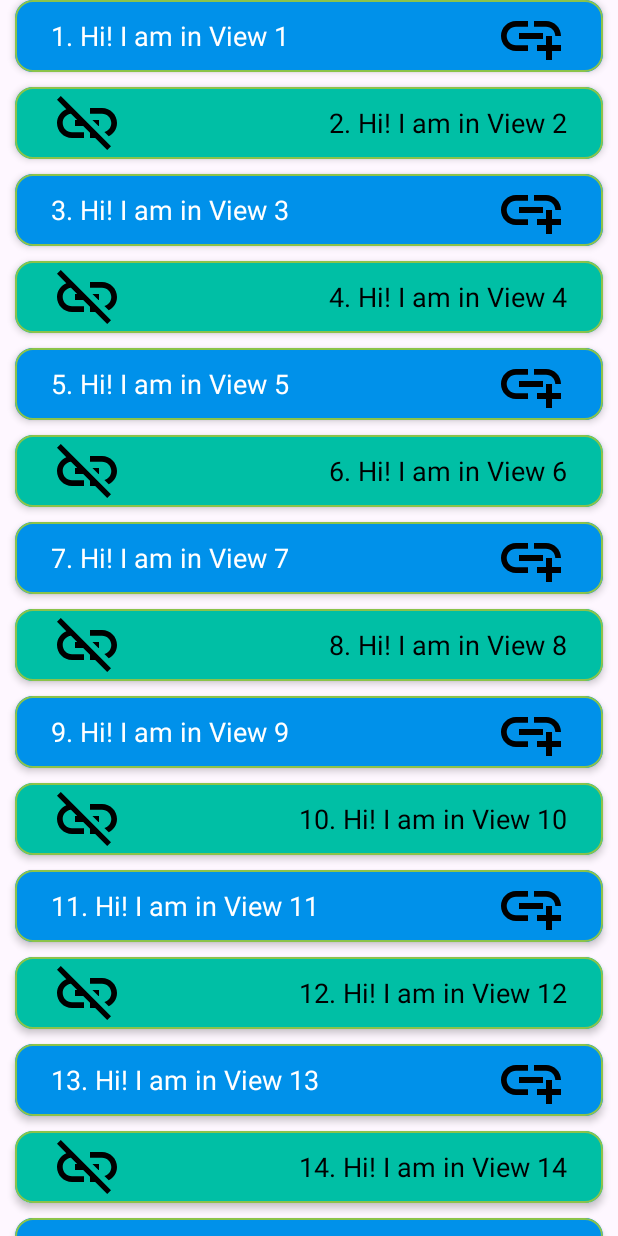
After one commit to mhshaheen/AndroidWidgetApp, an Android app: the RVViewTypeActivity screen opened directly, with no data from a screen before it, on a phone screen of 412 x 824 dp. The commit adds this screen. Run offline under Robolectric (Android 15) with nearby library versions, the phone set to English and light mode, and no system bars; our stand-ins replace AdMob; pictures from the network do not load.

Commit message:
recyclerview view type added

```diff
--- a/app/src/main/AndroidManifest.xml
+++ b/app/src/main/AndroidManifest.xml
@@ -16,13 +16,13 @@
         android:theme="@style/Theme.AndroidWidgetApp"
         android:usesCleartextTraffic="true"
         tools:targetApi="31">
-
-
+        <activity
+            android:name=".recyclerViewViewType.RVViewTypeActivity"
+            android:exported="false" />
         <!-- Sample AdMob app ID: ca-app-pub-3940256099942544~3347511713 -->
         <meta-data
             android:name="com.google.android.gms.ads.APPLICATION_ID"
             android:value="ca-app-pub-3940256099942544~3347511713" />
-
 
         <activity
             android:name=".ads.AdActivity"
--- a/app/src/main/java/com/example/androidwidgetapp/MainActivity.kt
+++ b/app/src/main/java/com/example/androidwidgetapp/MainActivity.kt
@@ -10,6 +10,7 @@ import com.example.androidwidgetapp.databinding.ActivityMainBinding
 import com.example.androidwidgetapp.googleBilling.GoogleBillingActivity
 import com.example.androidwidgetapp.interfaces.GenericInterfaceListener
 import com.example.androidwidgetapp.recyclerView.RecyclerViewActivity
+import com.example.androidwidgetapp.recyclerViewViewType.RVViewTypeActivity
 
 class MainActivity : AppCompatActivity() {
 
@@ -33,7 +34,7 @@ class MainActivity : AppCompatActivity() {
             "Recycler View",
             "Google Billing",
             "Ad",
-            "Recycler View 4",
+            "Recycler View View Type",
             "Recycler View 5",
             "Recycler View 6",
             "Recycler View 7",
@@ -65,6 +66,7 @@ class MainActivity : AppCompatActivity() {
             "Recycler View" -> { startActivity(Intent(this@MainActivity, RecyclerViewActivity::class.java)) }
             "Google Billing" -> { startActivity(Intent(this@MainActivity, GoogleBillingActivity::class.java)) }
             "Ad" -> { startActivity(Intent(this@MainActivity, AdActivity::class.java)) }
+            "Recycler View View Type" -> { startActivity(Intent(this@MainActivity, RVViewTypeActivity::class.java)) }
         }
     }
 }
--- /dev/null
+++ b/app/src/main/java/com/example/androidwidgetapp/recyclerViewViewType/DataSource.kt
@@ -0,0 +1,3 @@
+package com.example.androidwidgetapp.recyclerViewViewType
+
+data class DataSource(val viewType: Int, val textData: String)
--- /dev/null
+++ b/app/src/main/java/com/example/androidwidgetapp/recyclerViewViewType/RVViewTypeActivity.kt
@@ -0,0 +1,77 @@
+package com.example.androidwidgetapp.recyclerViewViewType
+
+import android.os.Bundle
+import androidx.appcompat.app.AppCompatActivity
+import androidx.recyclerview.widget.LinearLayoutManager
+import com.example.androidwidgetapp.databinding.ActivityRvviewTypeBinding
+
+class RVViewTypeActivity : AppCompatActivity() {
+
+    private lateinit var binding: ActivityRvviewTypeBinding
+    override fun onCreate(savedInstanceState: Bundle?) {
+        super.onCreate(savedInstanceState)
+        binding = ActivityRvviewTypeBinding.inflate(layoutInflater)
+        setContentView(binding.root)
+
+        init()
+    }
+
+    private fun init() {
+        val dataList = ArrayList<DataSource>()
+
+        dataList.add(DataSource(RVViewTypeAdapter.VIEW_TYPE_ONE, "1. Hi! I am in View 1"))
+        dataList.add(DataSource(RVViewTypeAdapter.VIEW_TYPE_TWO, "2. Hi! I am in View 2"))
+        dataList.add(DataSource(RVViewTypeAdapter.VIEW_TYPE_ONE, "3. Hi! I am in View 3"))
+        dataList.add(DataSource(RVViewTypeAdapter.VIEW_TYPE_TWO, "4. Hi! I am in View 4"))
+        dataList.add(DataSource(RVViewTypeAdapter.VIEW_TYPE_ONE, "5. Hi! I am in View 5"))
+        dataList.add(DataSource(RVViewTypeAdapter.VIEW_TYPE_TWO, "6. Hi! I am in View 6"))
+        dataList.add(DataSource(RVViewTypeAdapter.VIEW_TYPE_ONE, "7. Hi! I am in View 7"))
+        dataList.add(DataSource(RVViewTypeAdapter.VIEW_TYPE_TWO, "8. Hi! I am in View 8"))
+        dataList.add(DataSource(RVViewTypeAdapter.VIEW_TYPE_ONE, "9. Hi! I am in View 9"))
+        dataList.add(DataSource(RVViewTypeAdapter.VIEW_TYPE_TWO, "10. Hi! I am in View 10"))
+        dataList.add(DataSource(RVViewTypeAdapter.VIEW_TYPE_ONE, "11. Hi! I am in View 11"))
+        dataList.add(DataSource(RVViewTypeAdapter.VIEW_TYPE_TWO, "12. Hi! I am in View 12"))
+        dataList.add(DataSource(RVViewTypeAdapter.VIEW_TYPE_ONE, "13. Hi! I am in View 13"))
+        dataList.add(DataSource(RVViewTypeAdapter.VIEW_TYPE_TWO, "14. Hi! I am in View 14"))
+        dataList.add(DataSource(RVViewTypeAdapter.VIEW_TYPE_ONE, "15. Hi! I am in View 15"))
+        dataList.add(DataSource(RVViewTypeAdapter.VIEW_TYPE_TWO, "16. Hi! I am in View 16"))
+        dataList.add(DataSource(RVViewTypeAdapter.VIEW_TYPE_ONE, "17. Hi! I am in View 17"))
+        dataList.add(DataSource(RVViewTypeAdapter.VIEW_TYPE_TWO, "18. Hi! I am in View 18"))
+        dataList.add(DataSource(RVViewTypeAdapter.VIEW_TYPE_ONE, "19. Hi! I am in View 19"))
+        dataList.add(DataSource(RVViewTypeAdapter.VIEW_TYPE_TWO, "20. Hi! I am in View 20"))
+        dataList.add(DataSource(RVViewTypeAdapter.VIEW_TYPE_ONE, "21. Hi! I am in View 21"))
+
+        val adapter = RVViewTypeAdapter(this, dataList)
+        binding.rvList.layoutManager = LinearLayoutManager(this)
+        binding.rvList.adapter = adapter
+
+
+//        binding.rvList.layoutManager = LinearLayoutManager(this, LinearLayoutManager.VERTICAL, false)
+//        binding.rvList.adapter = rvViewTypeAdapter
+
+        val itemList = listOf(
+            "Item 1",
+            "Item 2",
+            "Item 3",
+            "Item 4",
+            "Item 5",
+            "Item 6",
+            "Item 7",
+            "Item 8",
+            "Item 9",
+            "Item 10",
+            "Item 11",
+            "Item 12",
+            "Item 13",
+            "Item 14",
+            "Item 15",
+            "Item 16",
+            "Item 17",
+            "Item 18",
+            "Item 19",
+            "Item 20"
+        )
+
+        //rvViewTypeAdapter.setData(itemList)
+    }
+}
--- /dev/null
+++ b/app/src/main/java/com/example/androidwidgetapp/recyclerViewViewType/RVViewTypeAdapter.kt
@@ -0,0 +1,69 @@
+package com.example.androidwidgetapp.recyclerViewViewType
+
+import android.content.Context
+import android.view.LayoutInflater
+import android.view.ViewGroup
+import androidx.recyclerview.widget.RecyclerView
+import com.example.androidwidgetapp.databinding.RvViewItemOneBinding
+import com.example.androidwidgetapp.databinding.RvViewItemTwoBinding
+
+class RVViewTypeAdapter(private val context: Context, private val list: ArrayList<DataSource>) :
+    RecyclerView.Adapter<RecyclerView.ViewHolder>() {
+
+    inner class ViewHolderOne(val bindingRVOne: RvViewItemOneBinding) :
+        RecyclerView.ViewHolder(bindingRVOne.root) {
+        fun bindRVOne(position: Int) {
+            val recyclerViewModel = list[position]
+            bindingRVOne.textView.text = recyclerViewModel.textData
+        }
+    }
+
+    inner class ViewHolderTwo(val bindingRVTwo: RvViewItemTwoBinding) :
+        RecyclerView.ViewHolder(bindingRVTwo.root) {
+        fun bindRVTwo(position: Int) {
+            val recyclerViewModel = list[position]
+            bindingRVTwo.textView.text = recyclerViewModel.textData
+        }
+    }
+
+    override fun onCreateViewHolder(parent: ViewGroup, viewType: Int): RecyclerView.ViewHolder {
+
+        return if (viewType == VIEW_TYPE_ONE) {
+            ViewHolderOne(
+                RvViewItemOneBinding.inflate(
+                    LayoutInflater.from(parent.context),
+                    parent,
+                    false
+                )
+            )
+        } else {
+            ViewHolderTwo(
+                RvViewItemTwoBinding.inflate(
+                    LayoutInflater.from(parent.context),
+                    parent,
+                    false
+                )
+            )
+        }
+
+    }
+
+    override fun onBindViewHolder(holder: RecyclerView.ViewHolder, position: Int) {
+        if (list[position].viewType == VIEW_TYPE_ONE) {
+            (holder as ViewHolderOne).bindRVOne(position)
+        } else {
+            (holder as ViewHolderTwo).bindRVTwo(position)
+        }
+    }
+
+    override fun getItemCount(): Int = list.size
+
+    override fun getItemViewType(position: Int): Int {
+        return list[position].viewType
+    }
+
+    companion object {
+        const val VIEW_TYPE_ONE = 1
+        const val VIEW_TYPE_TWO = 2
+    }
+}
--- /dev/null
+++ b/app/src/main/java/com/example/androidwidgetapp/recyclerViewViewType/RVViewTypeDiffUtil.kt
@@ -0,0 +1,17 @@
+package com.example.androidwidgetapp.recyclerViewViewType
+
+import androidx.recyclerview.widget.DiffUtil
+
+class RVViewTypeDiffUtil(private var oldList: List<String>, private var newList: List<String>) : DiffUtil.Callback() {
+    override fun getOldListSize(): Int = oldList.size
+
+    override fun getNewListSize(): Int = newList.size
+
+    override fun areItemsTheSame(oldItemPosition: Int, newItemPosition: Int): Boolean {
+        return oldList[oldItemPosition] == newList[newItemPosition]
+    }
+
+    override fun areContentsTheSame(oldItemPosition: Int, newItemPosition: Int): Boolean {
+        return oldList != newList
+    }
+}
--- /dev/null
+++ b/app/src/main/res/drawable/link_off.xml
@@ -0,0 +1,5 @@
+<vector android:height="24dp" android:tint="#000000"
+    android:viewportHeight="24" android:viewportWidth="24"
+    android:width="24dp" xmlns:android="http://schemas.android.com/apk/res/android">
+    <path android:fillColor="@android:color/white" android:pathData="M17,7h-4v1.9h4c1.71,0 3.1,1.39 3.1,3.1 0,1.43 -0.98,2.63 -2.31,2.98l1.46,1.46C20.88,15.61 22,13.95 22,12c0,-2.76 -2.24,-5 -5,-5zM16,11h-2.19l2,2L16,13zM2,4.27l3.11,3.11C3.29,8.12 2,9.91 2,12c0,2.76 2.24,5 5,5h4v-1.9L7,15.1c-1.71,0 -3.1,-1.39 -3.1,-3.1 0,-1.59 1.21,-2.9 2.76,-3.07L8.73,11L8,11v2h2.73L13,15.27L13,17h1.73l4.01,4L20,19.74 3.27,3 2,4.27z"/>
+</vector>
--- /dev/null
+++ b/app/src/main/res/drawable/link_on.xml
@@ -0,0 +1,5 @@
+<vector android:height="24dp" android:tint="#000000"
+    android:viewportHeight="24" android:viewportWidth="24"
+    android:width="24dp" xmlns:android="http://schemas.android.com/apk/res/android">
+    <path android:fillColor="@android:color/white" android:pathData="M8,11h8v2L8,13zM20.1,12L22,12c0,-2.76 -2.24,-5 -5,-5h-4v1.9h4c1.71,0 3.1,1.39 3.1,3.1zM3.9,12c0,-1.71 1.39,-3.1 3.1,-3.1h4L11,7L7,7c-2.76,0 -5,2.24 -5,5s2.24,5 5,5h4v-1.9L7,15.1c-1.71,0 -3.1,-1.39 -3.1,-3.1zM19,12h-2v3h-3v2h3v3h2v-3h3v-2h-3z"/>
+</vector>
--- /dev/null
+++ b/app/src/main/res/layout/activity_rvview_type.xml
@@ -0,0 +1,20 @@
+<?xml version="1.0" encoding="utf-8"?>
+<androidx.constraintlayout.widget.ConstraintLayout xmlns:android="http://schemas.android.com/apk/res/android"
+    xmlns:app="http://schemas.android.com/apk/res-auto"
+    xmlns:tools="http://schemas.android.com/tools"
+    android:layout_width="match_parent"
+    android:layout_height="match_parent"
+    tools:context=".recyclerViewViewType.RVViewTypeActivity">
+
+    <androidx.recyclerview.widget.RecyclerView
+        android:id="@+id/rv_list"
+        android:layout_width="match_parent"
+        android:layout_height="match_parent"
+        app:layoutManager="androidx.recyclerview.widget.LinearLayoutManager"
+        app:layout_constraintBottom_toBottomOf="parent"
+        app:layout_constraintEnd_toEndOf="parent"
+        app:layout_constraintStart_toStartOf="parent"
+        app:layout_constraintTop_toTopOf="parent"
+        tools:itemCount="30" />
+
+</androidx.constraintlayout.widget.ConstraintLayout>
--- /dev/null
+++ b/app/src/main/res/layout/rv_view_item_one.xml
@@ -0,0 +1,41 @@
+<?xml version="1.0" encoding="utf-8"?>
+<com.google.android.material.card.MaterialCardView xmlns:android="http://schemas.android.com/apk/res/android"
+    xmlns:app="http://schemas.android.com/apk/res-auto"
+    android:layout_width="match_parent"
+    android:layout_height="wrap_content"
+    android:layout_marginHorizontal="10dp"
+    android:layout_marginBottom="10dp"
+    android:translationZ="3dp"
+    app:cardBackgroundColor="@color/white"
+    app:cardElevation="3dp"
+    app:strokeColor="#8BC34A"
+    app:strokeWidth="1dp">
+
+    <androidx.constraintlayout.widget.ConstraintLayout
+        android:layout_width="match_parent"
+        android:layout_height="wrap_content"
+        android:background="#0091ea"
+        android:paddingLeft="24dp"
+        android:paddingRight="24dp">
+
+        <TextView
+            android:id="@+id/textView"
+            android:layout_width="wrap_content"
+            android:layout_height="48dp"
+            android:gravity="center_vertical"
+            android:text="View 1 TextView"
+            android:textColor="#FFFFFF"
+            android:textSize="18sp"
+            app:layout_constraintStart_toStartOf="parent"
+            app:layout_constraintTop_toTopOf="parent" />
+
+        <ImageView
+            android:layout_width="48dp"
+            android:layout_height="48dp"
+            android:src="@drawable/link_on"
+            app:layout_constraintEnd_toEndOf="parent"
+            app:layout_constraintTop_toTopOf="parent" />
+
+    </androidx.constraintlayout.widget.ConstraintLayout>
+
+</com.google.android.material.card.MaterialCardView>
--- /dev/null
+++ b/app/src/main/res/layout/rv_view_item_two.xml
@@ -0,0 +1,42 @@
+<?xml version="1.0" encoding="utf-8"?>
+<com.google.android.material.card.MaterialCardView xmlns:android="http://schemas.android.com/apk/res/android"
+    xmlns:app="http://schemas.android.com/apk/res-auto"
+    android:layout_width="match_parent"
+    android:layout_height="wrap_content"
+    android:layout_marginHorizontal="10dp"
+    android:layout_marginBottom="10dp"
+    android:translationZ="3dp"
+    app:cardBackgroundColor="@color/white"
+    app:cardElevation="3dp"
+    app:strokeColor="#8BC34A"
+    app:strokeWidth="1dp">
+
+    <androidx.constraintlayout.widget.ConstraintLayout
+        android:layout_width="match_parent"
+        android:layout_height="wrap_content"
+        android:background="#00bfa5"
+        android:paddingLeft="24dp"
+        android:paddingRight="24dp">
+
+        <TextView
+            android:id="@+id/textView"
+            android:layout_width="wrap_content"
+            android:layout_height="48dp"
+            android:gravity="center_vertical"
+            android:text="View 2 TextView"
+            android:textColor="#000000"
+            android:textSize="18sp"
+            app:layout_constraintEnd_toEndOf="parent"
+            app:layout_constraintTop_toTopOf="parent" />
+
+        <ImageView
+            android:id="@+id/imageView"
+            android:layout_width="48dp"
+            android:layout_height="48dp"
+            android:src="@drawable/link_off"
+            app:layout_constraintStart_toStartOf="parent"
+            app:layout_constraintTop_toTopOf="parent" />
+
+    </androidx.constraintlayout.widget.ConstraintLayout>
+
+</com.google.android.material.card.MaterialCardView>
```
Also changed, not shown: app/build.gradle.kts (+5 -4 lines).
